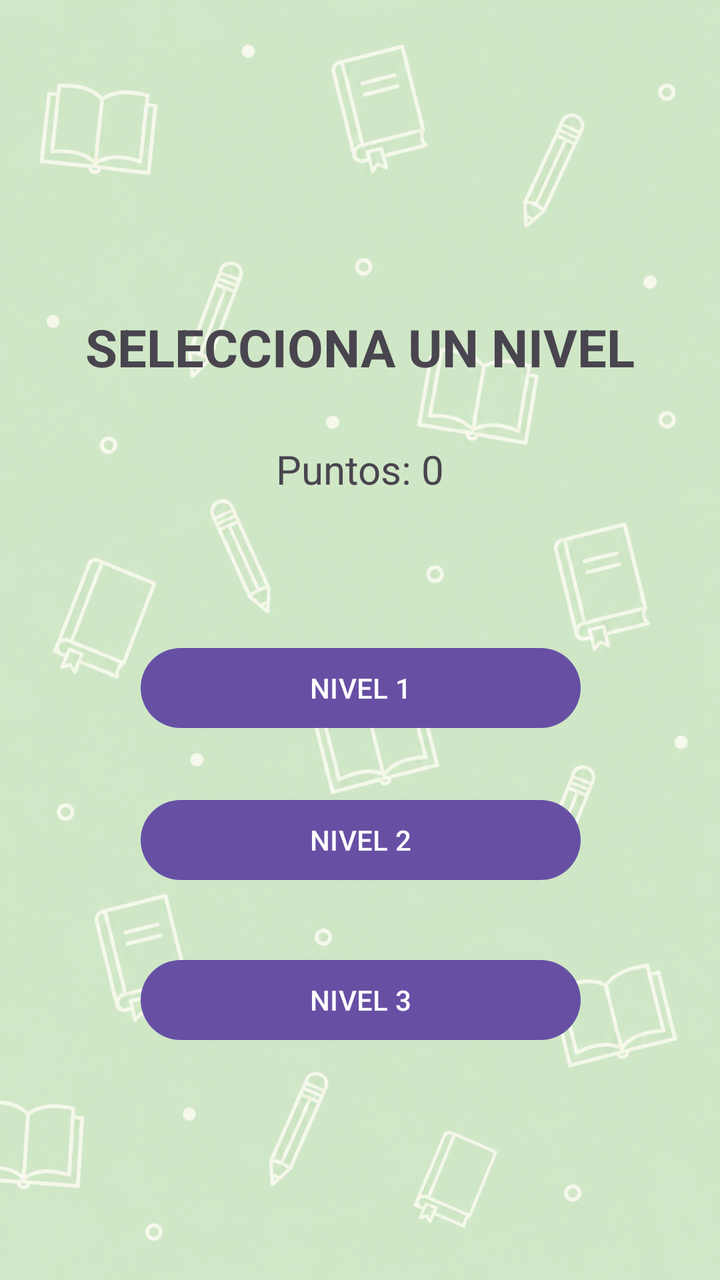
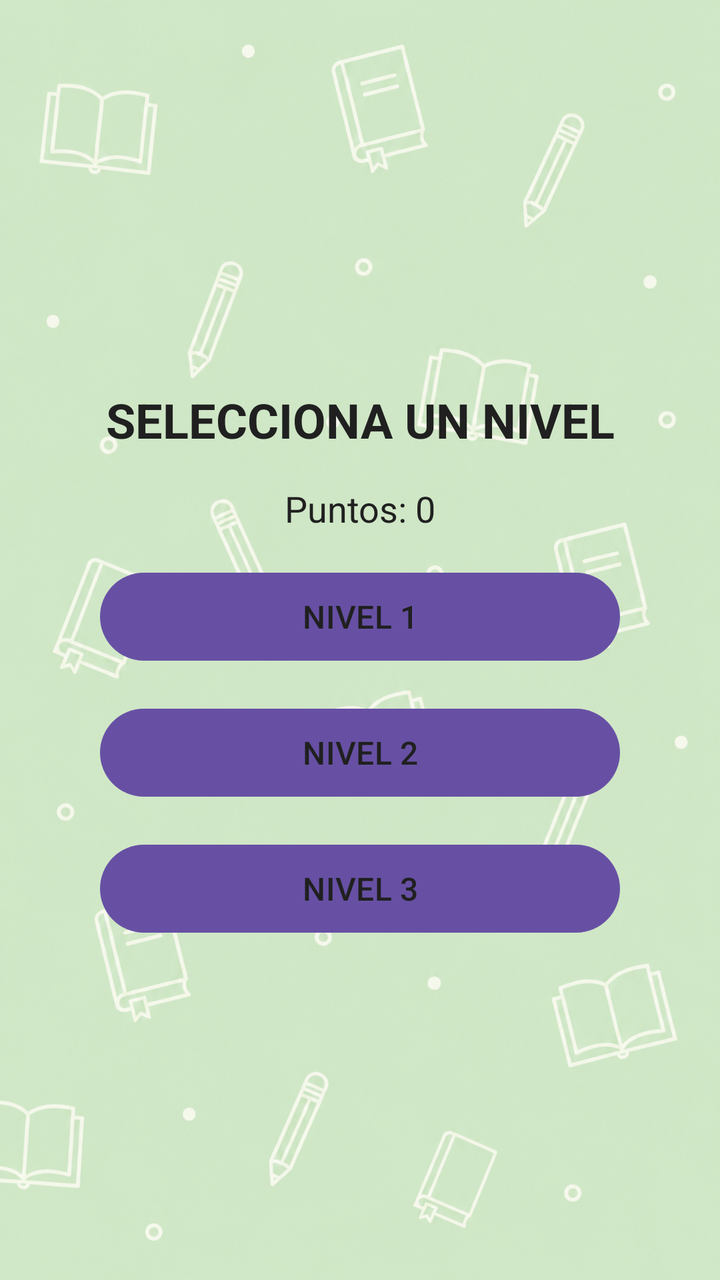

The first picture is an Android layout as it rendered before a commit; the second is the same layout after the commit. The layout source and the unified diff follow.
<!-- AndroidManifest.xml: application theme Theme.Myquizz -->
<!-- res/layout/activity_menu_niveles.xml -->
<?xml version="1.0" encoding="utf-8"?>
<androidx.constraintlayout.widget.ConstraintLayout xmlns:android="http://schemas.android.com/apk/res/android"
    android:layout_width="match_parent"
    android:layout_height="match_parent"
    android:background="@drawable/fondoquizz"
    xmlns:app="http://schemas.android.com/apk/res-auto">

    <TextView
        android:id="@+id/txtPuntos"
        android:layout_width="wrap_content"
        android:layout_height="wrap_content"
        android:text="Puntos: 0"
        android:textSize="20sp"

        app:layout_constraintTop_toBottomOf="@id/txtTituloNiveles"
        app:layout_constraintStart_toStartOf="parent"
        app:layout_constraintEnd_toEndOf="parent"

        android:layout_marginTop="30dp"/>

    <TextView
        android:id="@+id/txtTituloNiveles"
        android:layout_width="wrap_content"
        android:layout_height="wrap_content"
        android:layout_marginTop="156dp"
        android:text="SELECCIONA UN NIVEL"
        android:textSize="26sp"

        android:textStyle="bold"
        app:layout_constraintEnd_toEndOf="parent"

        app:layout_constraintStart_toStartOf="parent"
        app:layout_constraintTop_toTopOf="parent" />

    <Button
        android:id="@+id/btnNivel3"
        android:layout_width="220dp"
        android:layout_height="wrap_content"
        android:layout_marginTop="32dp"

        android:text="NIVEL 3"
        app:layout_constraintEnd_toEndOf="parent"
        app:layout_constraintHorizontal_bias="0.502"

        app:layout_constraintStart_toStartOf="parent"
        app:layout_constraintTop_toBottomOf="@id/btnNivel2" />

    <Button
        android:id="@+id/btnNivel2"
        android:layout_width="220dp"
        android:layout_height="wrap_content"
        android:layout_marginTop="28dp"

        android:text="NIVEL 2"
        app:layout_constraintEnd_toEndOf="parent"
        app:layout_constraintHorizontal_bias="0.502"

        app:layout_constraintStart_toStartOf="parent"
        app:layout_constraintTop_toBottomOf="@id/btnNivel1" />

    <Button
        android:id="@+id/btnNivel1"
        android:layout_width="220dp"
        android:layout_height="wrap_content"
        android:layout_marginTop="72dp"

        android:text="NIVEL 1"
        app:layout_constraintEnd_toEndOf="parent"
        app:layout_constraintHorizontal_bias="0.502"

        app:layout_constraintStart_toStartOf="parent"
        app:layout_constraintTop_toBottomOf="@id/txtPuntos" />


</androidx.constraintlayout.widget.ConstraintLayout>
<!-- resources referenced by this layout -->
<resources>
  <!-- drawable fondoquizz: png bitmap (drawable, 1025458 bytes) -->
  <style name="Theme.Myquizz" parent="Base.Theme.Myquizz" />
  <style name="Base.Theme.Myquizz" parent="Theme.Material3.DayNight.NoActionBar">
          
          
      </style>
</resources>

<!-- the commit's change to res/layout/activity_menu_niveles.xml (unified diff, before → after) -->
@@ -1,75 +1,80 @@
 <?xml version="1.0" encoding="utf-8"?>
-<androidx.constraintlayout.widget.ConstraintLayout xmlns:android="http://schemas.android.com/apk/res/android"
+<androidx.constraintlayout.widget.ConstraintLayout
+    xmlns:android="http://schemas.android.com/apk/res/android"
+    xmlns:app="http://schemas.android.com/apk/res-auto"
     android:layout_width="match_parent"
     android:layout_height="match_parent"
-    android:background="@drawable/fondoquizz"
-    xmlns:app="http://schemas.android.com/apk/res-auto">
+    android:background="@drawable/fondoquizz">
+
+    <TextView
+        android:id="@+id/txtTituloNiveles"
+        android:layout_width="wrap_content"
+        android:layout_height="wrap_content"
+        android:text="SELECCIONA UN NIVEL"
+        android:textSize="@dimen/menu_title_size"
+        android:textStyle="bold"
+        android:textColor="#202020"
+        android:gravity="center"
+        android:layout_marginTop="@dimen/menu_title_margin"
+        app:layout_constraintTop_toTopOf="parent"
+        app:layout_constraintBottom_toTopOf="@id/txtPuntos"
+        app:layout_constraintStart_toStartOf="parent"
+        app:layout_constraintEnd_toEndOf="parent"
+        app:layout_constraintVertical_chainStyle="packed" />
 
     <TextView
         android:id="@+id/txtPuntos"
         android:layout_width="wrap_content"
         android:layout_height="wrap_content"
         android:text="Puntos: 0"
-        android:textSize="20sp"
+        android:textSize="@dimen/menu_points_size"
+        android:textColor="#202020"
+        android:layout_marginTop="@dimen/menu_points_margin"
+        app:layout_constraintTop_toBottomOf="@id/txtTituloNiveles"
+        app:layout_constraintBottom_toTopOf="@id/btnNivel1"
+        app:layout_constraintStart_toStartOf="parent"
+        app:layout_constraintEnd_toEndOf="parent" />
 
-        app:layout_constraintTop_toBottomOf="@id/txtTituloNiveles"
+    <Button
+        android:id="@+id/btnNivel1"
+        android:layout_width="@dimen/menu_button_width"
+        android:layout_height="@dimen/menu_button_height"
+        android:text="NIVEL 1"
+        android:textSize="@dimen/menu_button_text_size"
+        android:textColor="#202020"
+        android:minHeight="0dp"
+        android:layout_marginTop="@dimen/menu_button_margin"
+        app:layout_constraintTop_toBottomOf="@id/txtPuntos"
+        app:layout_constraintBottom_toTopOf="@id/btnNivel2"
         app:layout_constraintStart_toStartOf="parent"
-        app:layout_constraintEnd_toEndOf="parent"
+        app:layout_constraintEnd_toEndOf="parent" />
 
-        android:layout_marginTop="30dp"/>
-
-    <TextView
-        android:id="@+id/txtTituloNiveles"
-        android:layout_width="wrap_content"
-        android:layout_height="wrap_content"
-        android:layout_marginTop="156dp"
-        android:text="SELECCIONA UN NIVEL"
-        android:textSize="26sp"
-
-        android:textStyle="bold"
-        app:layout_constraintEnd_toEndOf="parent"
-
+    <Button
+        android:id="@+id/btnNivel2"
+        android:layout_width="@dimen/menu_button_width"
+        android:layout_height="@dimen/menu_button_height"
+        android:text="NIVEL 2"
+        android:textSize="@dimen/menu_button_text_size"
+        android:textColor="#202020"
+        android:minHeight="0dp"
+        android:layout_marginTop="@dimen/menu_button_margin"
+        app:layout_constraintTop_toBottomOf="@id/btnNivel1"
+        app:layout_constraintBottom_toTopOf="@id/btnNivel3"
         app:layout_constraintStart_toStartOf="parent"
-        app:layout_constraintTop_toTopOf="parent" />
+        app:layout_constraintEnd_toEndOf="parent" />
 
     <Button
         android:id="@+id/btnNivel3"
-        android:layout_width="220dp"
-        android:layout_height="wrap_content"
-        android:layout_marginTop="32dp"
-
+        android:layout_width="@dimen/menu_button_width"
+        android:layout_height="@dimen/menu_button_height"
         android:text="NIVEL 3"
-        app:layout_constraintEnd_toEndOf="parent"
-        app:layout_constraintHorizontal_bias="0.502"
-
+        android:textSize="@dimen/menu_button_text_size"
+        android:textColor="#202020"
+        android:minHeight="0dp"
+        android:layout_marginTop="@dimen/menu_button_margin"
+        app:layout_constraintTop_toBottomOf="@id/btnNivel2"
+        app:layout_constraintBottom_toBottomOf="parent"
         app:layout_constraintStart_toStartOf="parent"
-        app:layout_constraintTop_toBottomOf="@id/btnNivel2" />
-
-    <Button
-        android:id="@+id/btnNivel2"
-        android:layout_width="220dp"
-        android:layout_height="wrap_content"
-        android:layout_marginTop="28dp"
-
-        android:text="NIVEL 2"
-        app:layout_constraintEnd_toEndOf="parent"
-        app:layout_constraintHorizontal_bias="0.502"
-
-        app:layout_constraintStart_toStartOf="parent"
-        app:layout_constraintTop_toBottomOf="@id/btnNivel1" />
-
-    <Button
-        android:id="@+id/btnNivel1"
-        android:layout_width="220dp"
-        android:layout_height="wrap_content"
-        android:layout_marginTop="72dp"
-
-        android:text="NIVEL 1"
-        app:layout_constraintEnd_toEndOf="parent"
-        app:layout_constraintHorizontal_bias="0.502"
-
-        app:layout_constraintStart_toStartOf="parent"
-        app:layout_constraintTop_toBottomOf="@id/txtPuntos" />
-
+        app:layout_constraintEnd_toEndOf="parent" />
 
 </androidx.constraintlayout.widget.ConstraintLayout>
<!-- resource entries referenced after the edit -->
@@ -1,5 +1,13 @@
 <!-- resources referenced by this layout -->
 <resources>
+  <dimen name="menu_button_height">52dp</dimen>
+  <dimen name="menu_button_margin">16dp</dimen>
+  <dimen name="menu_button_text_size">16sp</dimen>
+  <dimen name="menu_button_width">260dp</dimen>
+  <dimen name="menu_points_margin">16dp</dimen>
+  <dimen name="menu_points_size">18sp</dimen>
+  <dimen name="menu_title_margin">24dp</dimen>
+  <dimen name="menu_title_size">24sp</dimen>
   <!-- drawable fondoquizz: png bitmap (drawable, 1025458 bytes) -->
   <style name="Theme.Myquizz" parent="Base.Theme.Myquizz" />
   <style name="Base.Theme.Myquizz" parent="Theme.Material3.DayNight.NoActionBar">
